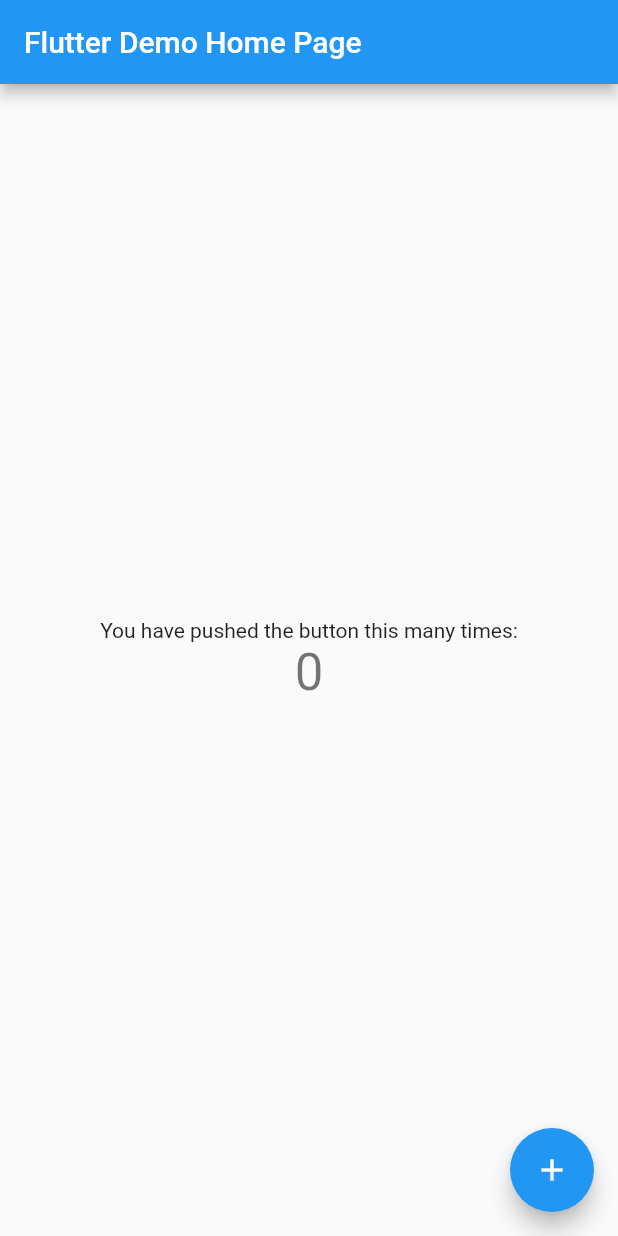
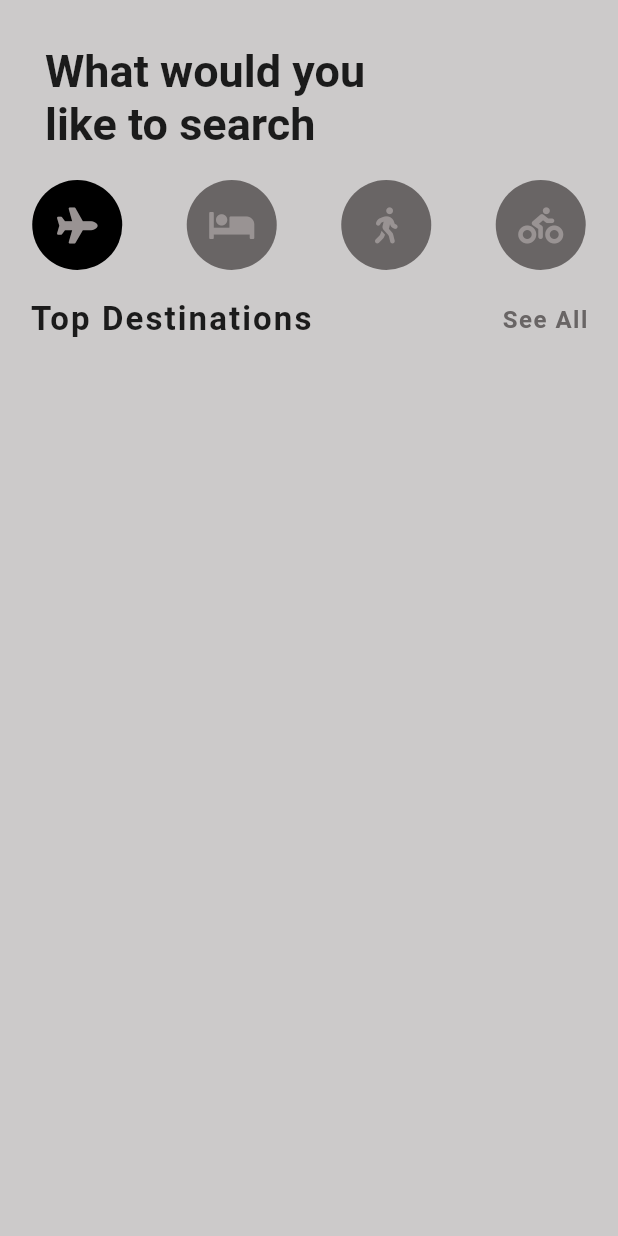
Before and after one commit to wailsamjouni/travel_app, a Flutter app: the screen it shows after launch, on a phone screen of 412 x 824 dp. Run offline on Flutter 3.47's test engine with Material 2 defaults, Android fonts, the phone set to English and light mode, and no system bars; our stand-ins replace font_awesome_flutter.

Commit message:
homescreen edited

```diff
--- /dev/null
+++ b/lib/homeScreen.dart
@@ -0,0 +1,74 @@
+import 'package:flutter/material.dart';
+import 'package:font_awesome_flutter/font_awesome_flutter.dart';
+import 'package:travel_clone_app/widgets/destination.dart';
+
+class HomeScreen extends StatefulWidget {
+  @override
+  _HomeScreenState createState() => _HomeScreenState();
+}
+
+class _HomeScreenState extends State<HomeScreen> {
+  int selectedIndex = 0;
+
+  List<IconData> listIcon = [
+    FontAwesomeIcons.plane,
+    FontAwesomeIcons.bed,
+    FontAwesomeIcons.walking,
+    FontAwesomeIcons.biking
+  ];
+
+  Widget createIcon(int index) {
+    return GestureDetector(
+      onTap: () {
+        setState(() {
+          selectedIndex = index;
+        });
+      },
+      child: Container(
+        height: 60.0,
+        width: 60.0,
+        decoration: BoxDecoration(
+          color: selectedIndex == index ? Colors.black : Color(0xFF696565),
+          borderRadius: BorderRadius.circular(30.0),
+        ),
+        child: Icon(listIcon[index],
+            size: 24.0, color: Theme.of(context).accentColor),
+      ),
+    );
+  }
+
+  @override
+  Widget build(BuildContext context) {
+    return Scaffold(
+      body: SafeArea(
+        child: ListView(
+          padding: EdgeInsets.symmetric(vertical: 30.0),
+          children: <Widget>[
+            Padding(
+              padding: const EdgeInsets.only(left: 30, right: 125.0),
+              child: Text(
+                "What would you like to search",
+                style: TextStyle(fontSize: 30.0, fontWeight: FontWeight.bold),
+              ),
+            ),
+            SizedBox(height: 20),
+            Row(
+              mainAxisAlignment: MainAxisAlignment.spaceAround,
+              children: listIcon
+                  .asMap()
+                  .entries
+                  .map(
+                    (MapEntry mapEntry) => createIcon(mapEntry.key),
+                  )
+                  .toList(),
+            ),
+            SizedBox(
+              height: 20.0,
+            ),
+            Destination(),
+          ],
+        ),
+      ),
+    );
+  }
+}
--- a/lib/main.dart
+++ b/lib/main.dart
@@ -1,4 +1,5 @@
 import 'package:flutter/material.dart';
+import 'package:travel_clone_app/homeScreen.dart';
 
 void main() {
   runApp(MyApp());
@@ -10,104 +11,14 @@
   Widget build(BuildContext context) {
     return MaterialApp(
       title: 'Flutter Demo',
+      debugShowCheckedModeBanner: false,
       theme: ThemeData(
-        // This is the theme of your application.
-        //
-        // Try running your application with "flutter run". You'll see the
-        // application has a blue toolbar. Then, without quitting the app, try
-        // changing the primarySwatch below to Colors.green and then invoke
-        // "hot reload" (press "r" in the console where you ran "flutter run",
-        // or simply save your changes to "hot reload" in a Flutter IDE).
-        // Notice that the counter didn't reset back to zero; the application
-        // is not restarted.
+        primaryColor: Color(0xFF696565),
+        accentColor: Color(0xFF999393),
+        scaffoldBackgroundColor: Color(0xFFcccaca),
         primarySwatch: Colors.blue,
       ),
-      home: MyHomePage(title: 'Flutter Demo Home Page'),
+      home: HomeScreen(),
     );
   }
 }
-
-class MyHomePage extends StatefulWidget {
-  MyHomePage({Key? key, required this.title}) : super(key: key);
-
-  // This widget is the home page of your application. It is stateful, meaning
-  // that it has a State object (defined below) that contains fields that affect
-  // how it looks.
-
-  // This class is the configuration for the state. It holds the values (in this
-  // case the title) provided by the parent (in this case the App widget) and
-  // used by the build method of the State. Fields in a Widget subclass are
-  // always marked "final".
-
-  final String title;
-
-  @override
-  _MyHomePageState createState() => _MyHomePageState();
-}
-
-class _MyHomePageState extends State<MyHomePage> {
-  int _counter = 0;
-
-  void _incrementCounter() {
-    setState(() {
-      // This call to setState tells the Flutter framework that something has
-      // changed in this State, which causes it to rerun the build method below
-      // so that the display can reflect the updated values. If we changed
-      // _counter without calling setState(), then the build method would not be
-      // called again, and so nothing would appear to happen.
-      _counter++;
-    });
-  }
-
-  @override
-  Widget build(BuildContext context) {
-    // This method is rerun every time setState is called, for instance as done
-    // by the _incrementCounter method above.
-    //
-    // The Flutter framework has been optimized to make rerunning build methods
-    // fast, so that you can just rebuild anything that needs updating rather
-    // than having to individually change instances of widgets.
-    return Scaffold(
-      appBar: AppBar(
-        // Here we take the value from the MyHomePage object that was created by
-        // the App.build method, and use it to set our appbar title.
-        title: Text(widget.title),
-      ),
-      body: Center(
-        // Center is a layout widget. It takes a single child and positions it
-        // in the middle of the parent.
-        child: Column(
-          // Column is also a layout widget. It takes a list of children and
-          // arranges them vertically. By default, it sizes itself to fit its
-          // children horizontally, and tries to be as tall as its parent.
-          //
-          // Invoke "debug painting" (press "p" in the console, choose the
-          // "Toggle Debug Paint" action from the Flutter Inspector in Android
-          // Studio, or the "Toggle Debug Paint" command in Visual Studio Code)
-          // to see the wireframe for each widget.
-          //
-          // Column has various properties to control how it sizes itself and
-          // how it positions its children. Here we use mainAxisAlignment to
-          // center the children vertically; the main axis here is the vertical
-          // axis because Columns are vertical (the cross axis would be
-          // horizontal).
-          mainAxisAlignment: MainAxisAlignment.center,
-          children: <Widget>[
-            Text(
-              'You have pushed the button this many times:',
-            ),
-            Text(
-              '$_counter',
-              style: Theme.of(context).textTheme.headline4,
-            ),
-          ],
-        ),
-      ),
-      floatingActionButton: FloatingActionButton(
-        onPressed: _incrementCounter,
-        tooltip: 'Increment',
-        child: Icon(Icons.add),
-      ), // This trailing comma makes auto-formatting nicer for build methods.
-    );
-  }
-}
--- /dev/null
+++ b/lib/widgets/destination.dart
@@ -0,0 +1,34 @@
+import 'package:flutter/material.dart';
+
+class Destination extends StatelessWidget {
+  @override
+  Widget build(BuildContext context) {
+    return Column(
+      children: [
+        Padding(
+          padding: const EdgeInsets.symmetric(horizontal: 20.0),
+          child: Row(
+            mainAxisAlignment: MainAxisAlignment.spaceBetween,
+            children: [
+              Text(
+                "Top Destinations",
+                style: TextStyle(
+                    fontSize: 22.0,
+                    fontWeight: FontWeight.bold,
+                    letterSpacing: 1.4),
+              ),
+              Text(
+                "See All",
+                style: TextStyle(
+                    color: Theme.of(context).primaryColor,
+                    fontSize: 16.0,
+                    fontWeight: FontWeight.w600,
+                    letterSpacing: 1.0),
+              ),
+            ],
+          ),
+        ),
+      ],
+    );
+  }
+}
--- a/pubspec.yaml
+++ b/pubspec.yaml
@@ -28,7 +28,7 @@
   # The following adds the Cupertino Icons font to your application.
   # Use with the CupertinoIcons class for iOS style icons.
   cupertino_icons: ^1.0.2
-  font_awesome_flutter: ^8.5.0
+  font_awesome_flutter: ^9.0.0
 
 dev_dependencies:
   flutter_test:
@@ -50,7 +50,7 @@
   #   - images/a_dot_burr.jpeg
   #   - images/a_dot_ham.jpeg
   assets:
-    - assets/images
+    - assets/images/
 
   # An image asset can refer to one or more resolution-specific "variants", see
   # https://flutter.dev/assets-and-images/#resolution-aware.
```
Also changed, not shown: pubspec.lock.
